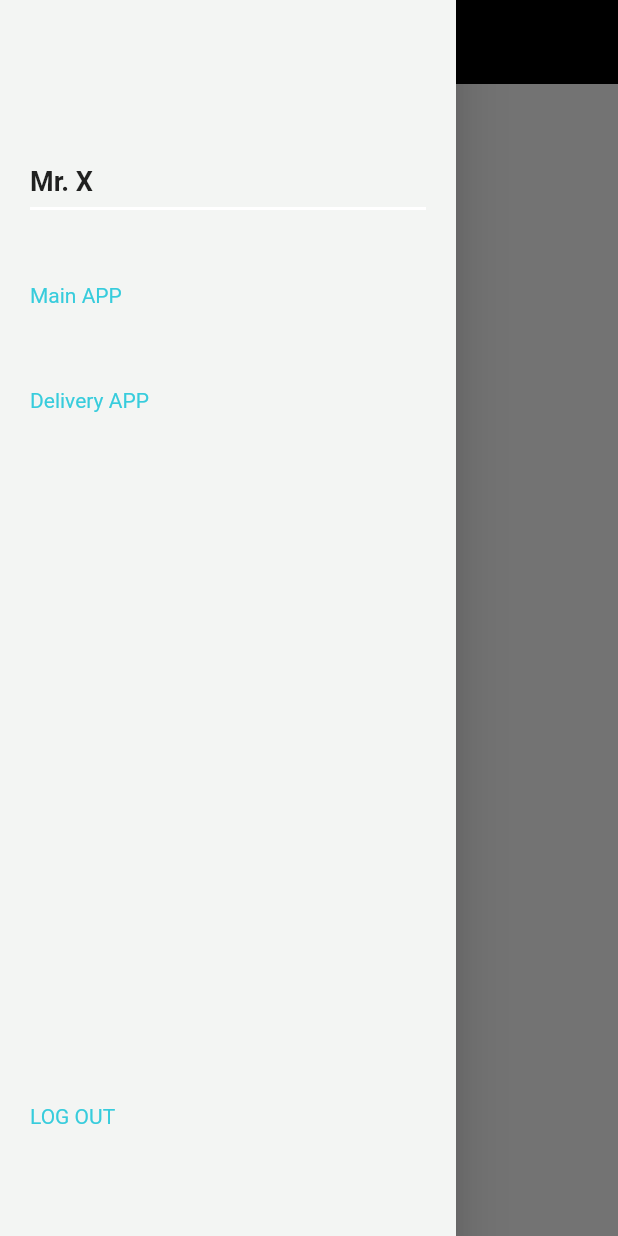
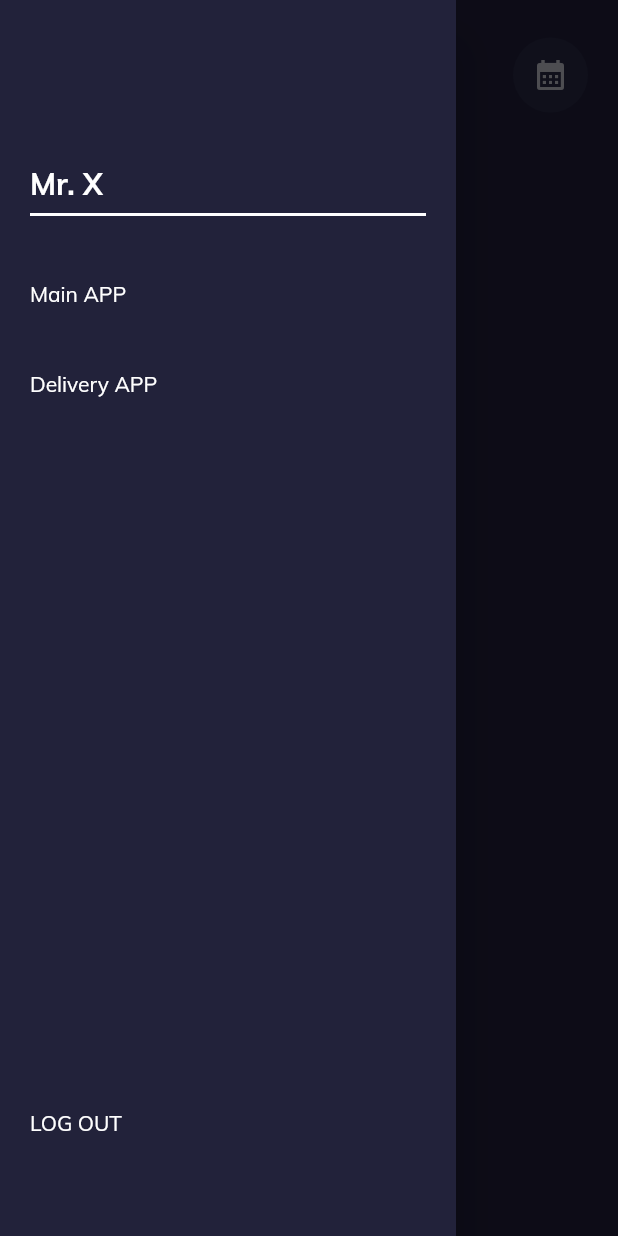
Before and after one commit to raduansm/JKmart, a Flutter app: the HomeScreen screen opened directly, with the side drawer open, on a phone screen of 412 x 824 dp. Run offline on Flutter 3.47's test engine with Material 2 defaults, Android fonts, the phone set to English and light mode, and no system bars; our stand-ins replace chopper, equatable, font_awesome_flutter, get, get_it, getwidget and 4 more; accounts and stored records are empty; generated files the repository leaves out were written again; project files that could hold a hidden picture were left out.

Commit message:
Color added

```diff
--- a/lib/core/utils/colors.dart
+++ b/lib/core/utils/colors.dart
@@ -1,8 +1,8 @@
 import 'package:flutter/material.dart';
 
 class CustomColor {
-  static const Color primaryColor = Color(0xffFD5D5D);
-  static const Color secondaryColor = Color.fromARGB(255, 18, 99, 94);
+  static const Color primaryColor = Color(0xff1c1b33);
+  static const Color secondaryColor = Color(0xff22223a);
 
   static const Color white = Color(0xFFFFFFFF);
   static const Color black = Color(0xff333333);
--- a/lib/core/utils/theme.dart
+++ b/lib/core/utils/theme.dart
@@ -12,30 +12,30 @@ class CustomTheme {
         headline2: GoogleFonts.mulish(
           fontSize: 26,
           fontWeight: FontWeight.bold,
-          color: CustomColor.black,
+          color: CustomColor.white,
         ),
         headline4: GoogleFonts.mulish(
           fontSize: 20,
           fontWeight: FontWeight.bold,
-          color: CustomColor.black,
+          color: CustomColor.white,
         ),
         headline5: GoogleFonts.mulish(
           fontSize: 16,
           fontWeight: FontWeight.bold,
-          color: CustomColor.black,
+          color: CustomColor.white,
         ),
         headline6: GoogleFonts.mulish(
           fontSize: 14,
           fontWeight: FontWeight.bold,
-          color: CustomColor.black,
+          color: CustomColor.white,
         ),
         subtitle1: GoogleFonts.mulish(
           fontSize: 14,
-          color: CustomColor.black,
+          color: CustomColor.white,
         ),
         subtitle2: GoogleFonts.mulish(
           fontSize: 12,
-          color: CustomColor.black,
+          color: CustomColor.white,
         ),
         bodyText1: GoogleFonts.mulish(
           fontSize: 16,
--- a/lib/screens/home/home_screen.dart
+++ b/lib/screens/home/home_screen.dart
@@ -1,7 +1,10 @@
+import 'package:flutter/cupertino.dart';
 import 'package:flutter/material.dart';
+import 'package:font_awesome_flutter/font_awesome_flutter.dart';
 import 'package:get/get.dart';
 import 'package:google_fonts/google_fonts.dart';
 import 'package:jkmart/controllers/home_controller.dart';
+import 'package:jkmart/core/utils/colors.dart';
 import 'package:jkmart/screens/home/widgets/appdrawer.dart';
 import 'package:jkmart/screens/home/widgets/drawer_data.dart';
 
@@ -11,34 +14,44 @@ class HomeScreen extends GetView<HomeController> {
   @override
   Widget build(BuildContext context) {
     return Scaffold(
+      backgroundColor: CustomColor.primaryColor,
       key: controller.scaffoldKey,
-      appBar: AppBar(
-        backgroundColor: Colors.black,
-        elevation: 0,
-        leading: IconButton(
-          iconSize: 20,
-          icon: const Icon(
-            Icons.menu,
-            color: Colors.white,
-          ),
-          onPressed: () => controller.openDrawer(),
-          color: Colors.black,
+      drawer: const AppDrawer(),
+      body: SafeArea(
+        child: ListView(
+          padding: const EdgeInsets.symmetric(horizontal: 20),
+          children: [
+            const SizedBox(height: 25),
+            Row(
+              mainAxisAlignment: MainAxisAlignment.spaceBetween,
+              children: [
+                GestureDetector(
+                  onTap: () => controller.openDrawer(),
+                  child: const CircleAvatar(
+                    radius: 25,
+                    backgroundColor: CustomColor.secondaryColor,
+                    child: Icon(
+                      Icons.menu,
+                      color: Colors.white60,
+                    ),
+                  ),
+                ),
+                Text(
+                  'JK MART',
+                  style: Get.textTheme.headline5,
+                ),
+                const CircleAvatar(
+                  radius: 25,
+                  backgroundColor: CustomColor.secondaryColor,
+                  child: Icon(
+                    Icons.calendar_month,
+                    color: Colors.white60,
+                  ),
+                )
+              ],
+            )
+          ],
         ),
-        title: Padding(
-          padding: const EdgeInsets.only(left: 100),
-          child: Text(
-            'Home',
-            style: GoogleFonts.roboto(
-              color: Colors.white,
-              fontSize: 20,
-              fontWeight: FontWeight.bold,
-            ),
-          ),
-        ),
-      ),
-      drawer: const AppDrawer(),
-      body: const Center(
-        child: Text('Home Screen'),
       ),
     );
   }
--- a/lib/screens/home/widgets/appdrawer.dart
+++ b/lib/screens/home/widgets/appdrawer.dart
@@ -1,6 +1,6 @@
 import 'package:flutter/material.dart';
-import 'package:flutter/src/foundation/key.dart';
-import 'package:flutter/src/widgets/framework.dart';
+import 'package:get/get.dart';
+import 'package:jkmart/core/utils/colors.dart';
 import 'package:jkmart/screens/home/widgets/drawer_data.dart';
 
 class AppDrawer extends StatelessWidget {
@@ -11,19 +11,16 @@ class AppDrawer extends StatelessWidget {
     return Drawer(
       child: Container(
         padding: const EdgeInsets.fromLTRB(20, 110, 20, 0),
-        color: const Color.fromARGB(255, 243, 245, 243),
+        color: CustomColor.secondaryColor,
         child: Stack(
           children: <Widget>[
             Column(
               children: <Widget>[
                 Container(
                   alignment: Alignment.centerLeft,
-                  child: const Text(
+                  child: Text(
                     'Mr. X',
-                    style: TextStyle(
-                      fontSize: 18,
-                      fontWeight: FontWeight.bold,
-                    ),
+                    style: Get.textTheme.headline4,
                   ),
                 ),
                 const Divider(
--- a/lib/screens/home/widgets/drawer_data.dart
+++ b/lib/screens/home/widgets/drawer_data.dart
@@ -1,7 +1,8 @@
 import 'package:flutter/material.dart';
+import 'package:get/get.dart';
 
 class DrawerTile extends StatelessWidget {
-  DrawerTile({
+  const DrawerTile({
     Key? key,
     // required this.imagePath,
     required this.textData,
@@ -12,7 +13,7 @@ class DrawerTile extends StatelessWidget {
   // final String imagePath;
   final String textData;
   final GestureTapCallback onTap;
-  double width;
+  final double width;
 
   @override
   Widget build(BuildContext context) {
@@ -20,7 +21,7 @@ class DrawerTile extends StatelessWidget {
       onTap: onTap,
       child: Container(
         color: Colors.transparent,
-        height: 40,
+        height: 30,
         width: double.maxFinite,
         margin: const EdgeInsets.only(top: 30),
         child: Row(
@@ -35,9 +36,7 @@ class DrawerTile extends StatelessWidget {
             // ),
             Text(
               textData,
-              style: const TextStyle(
-                color: Color.fromARGB(255, 55, 204, 220),
-              ),
+              style: Get.textTheme.subtitle1,
             ),
           ],
         ),
```
